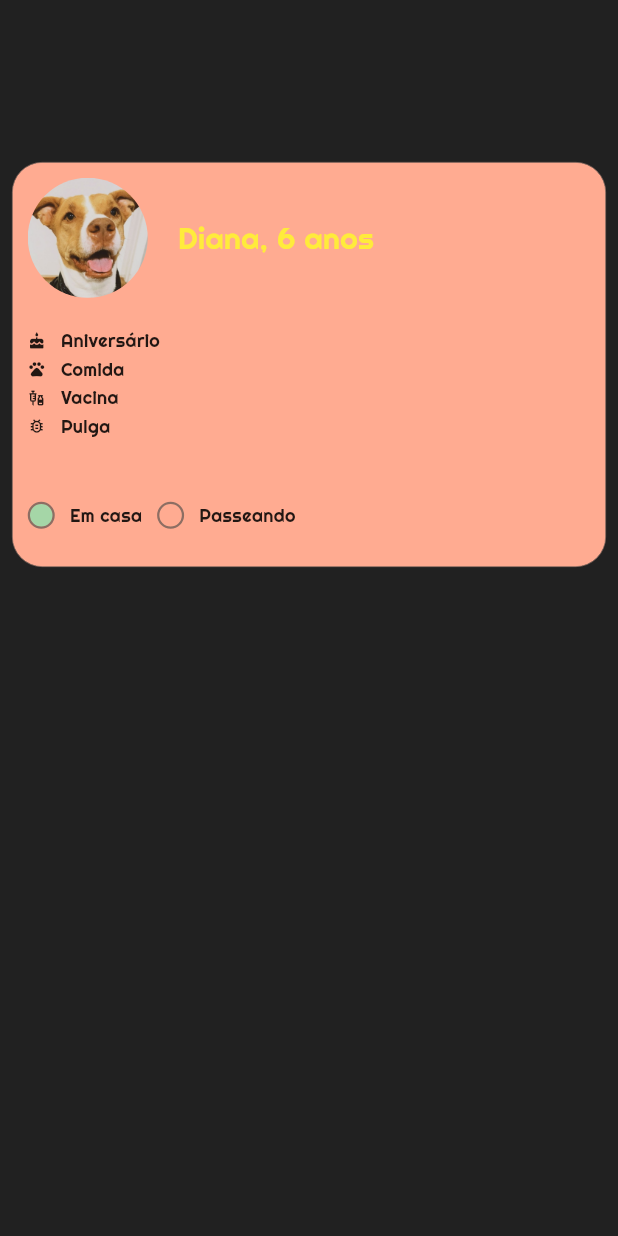
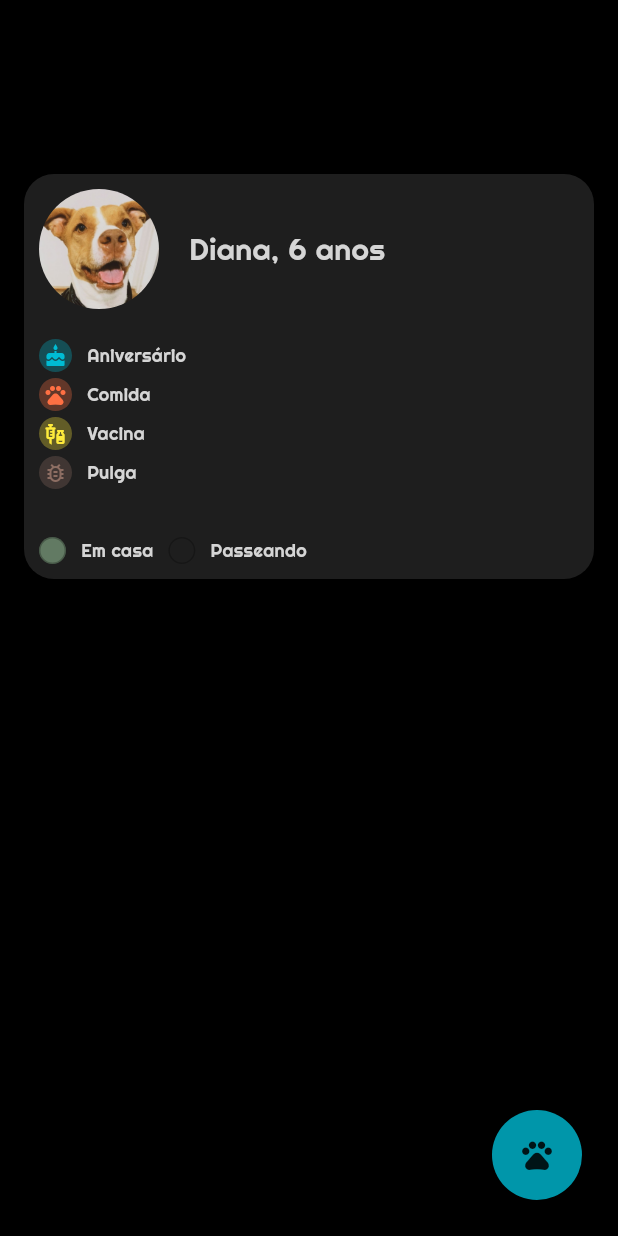
Before and after one commit to AndreNagem1/AmigoPet, a Flutter app: the screen it shows after launch, on a phone screen of 412 x 824 dp. Run offline on Flutter 3.47's test engine with Material 3 defaults, Android fonts, the light colour scheme and no system bars; our stand-ins replace google_fonts.

Commit message:
added pet details screen

```diff
--- a/lib/colors/app_colors.dart
+++ b/lib/colors/app_colors.dart
@@ -10,4 +10,6 @@ class AppColors {
   static const Color yellow = Color(0xFFFFEB3B);
   static const Color cyan = Color(0xFF00BCD4);
   static const Color background = Color(0xFF212121);
+  static const Color surface = Color(0xFF1E1E1E);
+  static const Color letterColor = Color(0xFFD5D5D5);
 }
--- /dev/null
+++ b/lib/home/presentation/app_floating_action_button.dart
@@ -0,0 +1,34 @@
+import 'package:flutter/cupertino.dart';
+import 'package:flutter/material.dart';
+
+import '../../colors/app_colors.dart';
+
+class AppFloatingActionButton extends StatelessWidget {
+  final VoidCallback onPress;
+
+  const AppFloatingActionButton({super.key, required this.onPress});
+
+  @override
+  Widget build(BuildContext context) {
+    return Padding(
+      padding: const EdgeInsets.all(8.0),
+      child: GestureDetector(
+        onTap: onPress,
+        child: Container(
+          height: 60,
+          width: 60,
+          decoration: BoxDecoration(
+            borderRadius: const BorderRadius.only(
+              topLeft: Radius.circular(100),
+              topRight: Radius.circular(100),
+              bottomLeft: Radius.circular(100),
+              bottomRight: Radius.circular(100),
+            ),
+            color: AppColors.cyan.withOpacity(0.8),
+          ),
+          child: Icon(Icons.pets_outlined),
+        ),
+      ),
+    );
+  }
+}
--- a/lib/home/presentation/home_screen.dart
+++ b/lib/home/presentation/home_screen.dart
@@ -1,5 +1,6 @@
-import 'package:amigo_pet/colors/app_colors.dart';
+import 'package:amigo_pet/home/presentation/app_floating_action_button.dart';
 import 'package:amigo_pet/home/presentation/pet_dialog/pet_dialog.dart';
+import 'package:amigo_pet/pet_details/presentation/pet_details_screen.dart';
 import 'package:flutter/cupertino.dart';
 import 'package:flutter/material.dart';
 
@@ -9,20 +10,37 @@ class HomeScreen extends StatelessWidget {
   @override
   Widget build(BuildContext context) {
     return Scaffold(
+      floatingActionButton: AppFloatingActionButton(
+        onPress: () {
+          navigateToPetDetails(context);
+        },
+      ),
       body: Container(
         height: double.infinity,
         width: double.infinity,
-        color: AppColors.background,
-        child: const Padding(
-          padding: EdgeInsets.all(8.0),
+        color: Colors.black,
+        child: Padding(
+          padding: EdgeInsets.all(16.0),
           child: Column(
             children: [
               SizedBox(height: 100),
-              PetDialog(),
+              GestureDetector(
+                onTap: () {
+                  navigateToPetDetails(context);
+                },
+                child: PetDialog(),
+              ),
             ],
           ),
         ),
       ),
     );
   }
+
+  void navigateToPetDetails(BuildContext context) {
+    Navigator.push(
+      context,
+      MaterialPageRoute(builder: (context) => PetDetailsScreen()),
+    );
+  }
 }
--- a/lib/home/presentation/pet_dialog/pet_dialog.dart
+++ b/lib/home/presentation/pet_dialog/pet_dialog.dart
@@ -11,7 +11,6 @@ class PetDialog extends StatelessWidget {
   @override
   Widget build(BuildContext context) {
     return Container(
-      height: 270,
       decoration: BoxDecoration(
         borderRadius: const BorderRadius.only(
           topLeft: Radius.circular(20),
@@ -19,11 +18,7 @@ class PetDialog extends StatelessWidget {
           bottomLeft: Radius.circular(20),
           bottomRight: Radius.circular(20),
         ),
-        border: Border.all(
-          color: AppColors.brown,
-          width: 0.5,
-        ),
-        color: AppColors.pastelOrange,
+        color: AppColors.surface,
       ),
       child: Padding(
         padding: const EdgeInsets.all(10.0),
@@ -45,7 +40,7 @@ class PetDialog extends StatelessWidget {
                   style: GoogleFonts.righteous(
                     textStyle: const TextStyle(
                       fontSize: 20,
-                      color: AppColors.yellow,
+                      color: AppColors.letterColor,
                     ),
                   ),
                 ),
@@ -54,21 +49,28 @@ class PetDialog extends StatelessWidget {
             SizedBox(height: 20),
             PetDialogItem(
               icon: Icons.cake,
+              iconColor: AppColors.cyan,
               label: 'Aniversário',
             ),
+            SizedBox(height: 2),
             PetDialogItem(
               icon: Icons.pets_outlined,
+              iconColor: AppColors.orange,
               label: 'Comida',
             ),
+            SizedBox(height: 2),
             PetDialogItem(
               icon: Icons.vaccines,
+              iconColor: AppColors.yellow,
               label: 'Vacina',
             ),
+            SizedBox(height: 2),
             PetDialogItem(
               icon: Icons.bug_report_outlined,
+              iconColor: AppColors.brown,
               label: 'Pulga',
             ),
-            SizedBox(height: 40),
+            SizedBox(height: 30),
             Row(
               children: [
                 StatusRow(
--- a/lib/home/presentation/pet_dialog/pet_dialog_item.dart
+++ b/lib/home/presentation/pet_dialog/pet_dialog_item.dart
@@ -2,11 +2,19 @@ import 'package:flutter/cupertino.dart';
 import 'package:flutter/material.dart';
 import 'package:google_fonts/google_fonts.dart';
 
+import '../../../colors/app_colors.dart';
+
 class PetDialogItem extends StatelessWidget {
   final IconData icon;
+  final Color iconColor;
   final String label;
 
-  const PetDialogItem({super.key, required this.icon, required this.label});
+  const PetDialogItem({
+    super.key,
+    required this.icon,
+    required this.label,
+    required this.iconColor,
+  });
 
   @override
   Widget build(BuildContext context) {
@@ -14,9 +22,23 @@ class PetDialogItem extends StatelessWidget {
       children: [
         Row(
           children: [
-            Icon(
-              icon,
-              size: 12,
+            Container(
+              height: 22,
+              width: 22,
+              decoration: BoxDecoration(
+                borderRadius: const BorderRadius.only(
+                  topLeft: Radius.circular(100),
+                  topRight: Radius.circular(100),
+                  bottomLeft: Radius.circular(100),
+                  bottomRight: Radius.circular(100),
+                ),
+                color: iconColor.withOpacity(0.3),
+              ),
+              child: Icon(
+                icon,
+                color: iconColor,
+                size: 16,
+              ),
             ),
             SizedBox(width: 10),
             Text(
@@ -24,7 +46,7 @@ class PetDialogItem extends StatelessWidget {
               style: GoogleFonts.righteous(
                 textStyle: TextStyle(
                   fontSize: 12,
-                  color: Colors.black87,
+                  color: AppColors.letterColor,
                 ),
               ),
             ),
--- a/lib/home/presentation/pet_dialog/status_row.dart
+++ b/lib/home/presentation/pet_dialog/status_row.dart
@@ -15,7 +15,7 @@ class StatusRow extends StatelessWidget {
     Color color = Colors.transparent;
 
     if (selected) {
-      color = AppColors.warmGreen;
+      color = AppColors.warmGreen.withOpacity(0.5);
     }
 
     return Row(
@@ -31,8 +31,8 @@ class StatusRow extends StatelessWidget {
               bottomRight: Radius.circular(30),
             ),
             border: Border.all(
-              color: AppColors.brown,
-              width: 1.5,
+              color: Colors.black26,
+              width: 1,
             ),
             color: color,
           ),
@@ -43,7 +43,7 @@ class StatusRow extends StatelessWidget {
           style: GoogleFonts.righteous(
             textStyle: TextStyle(
               fontSize: 12,
-              color: Colors.black87,
+              color: AppColors.letterColor,
             ),
           ),
         )
```
Also changed, not shown: lib/pet_details/presentation/pet_details_screen.dart (added, +27 -0 lines), lib/pet_details/presentation/pet_info_container/info_header.dart (added, +52 -0 lines), lib/pet_details/presentation/pet_info_container/pet_info_container.dart (added, +81 -0 lines), lib/pet_details/presentation/pet_info_container/pet_info_data.dart (added, +28 -0 lines).
